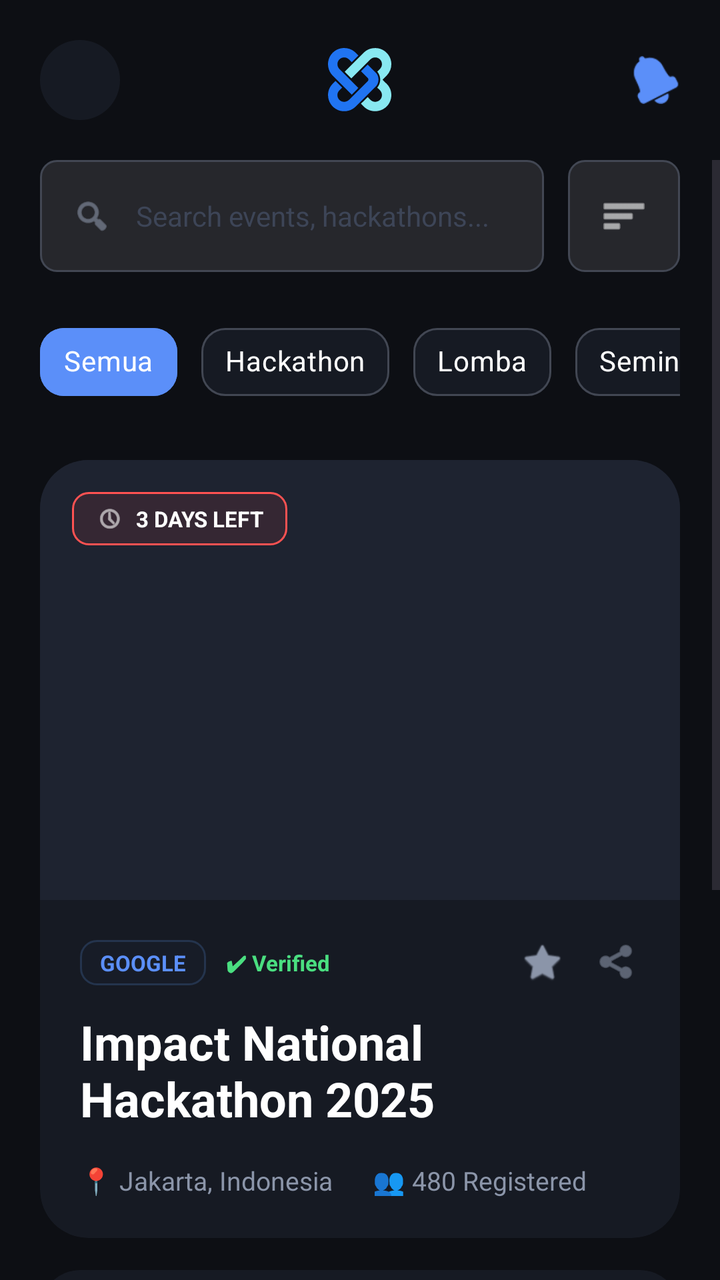
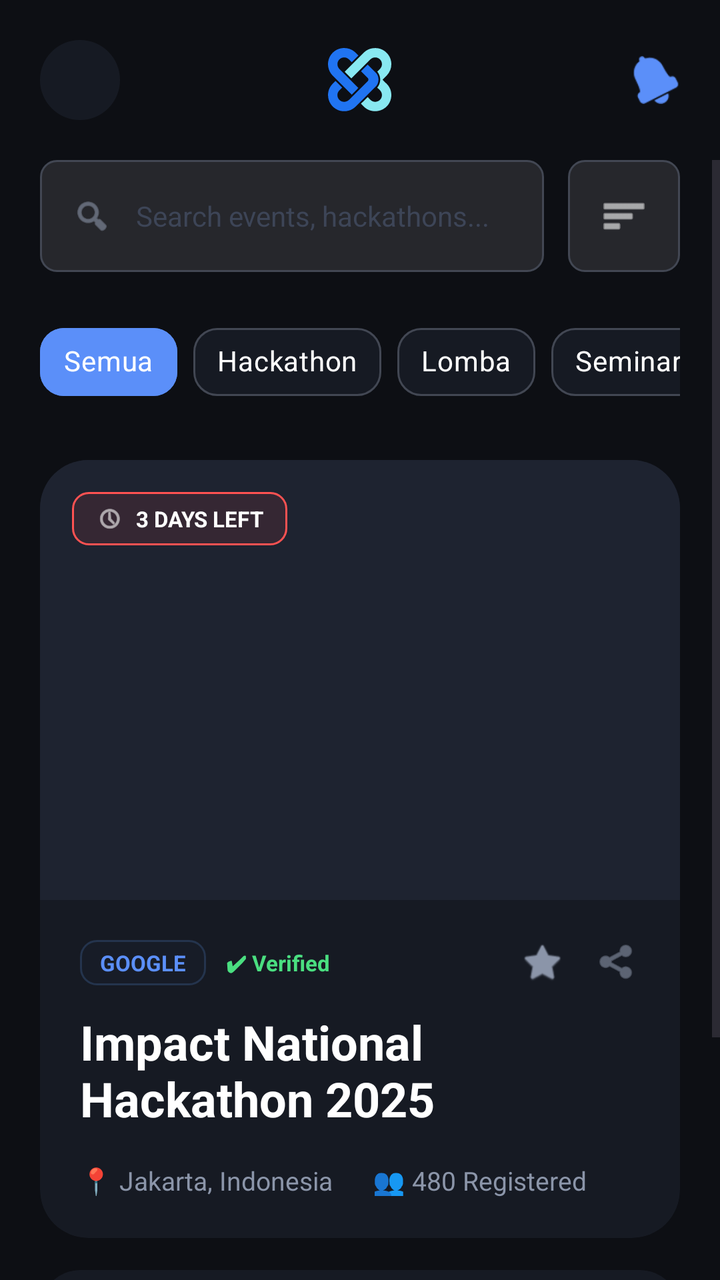

Screens rendered from an Android XML layout before and after an edit, with the pre-edit source and the edit as a unified diff.
<!-- AndroidManifest.xml: application theme Theme.Joko -->
<!-- res/layout/fragment_event.xml -->
<?xml version="1.0" encoding="utf-8"?>
<androidx.constraintlayout.widget.ConstraintLayout xmlns:android="http://schemas.android.com/apk/res/android"
    xmlns:app="http://schemas.android.com/apk/res-auto"
    xmlns:tools="http://schemas.android.com/tools"
    android:layout_width="match_parent"
    android:layout_height="match_parent"
    android:background="@color/bg_base">

    
    <RelativeLayout
        android:id="@+id/header"
        android:layout_width="match_parent"
        android:layout_height="wrap_content"
        android:padding="20dp"
        app:layout_constraintTop_toTopOf="parent">

        <com.google.android.material.imageview.ShapeableImageView
            android:id="@+id/ivProfile"
            android:layout_width="40dp"
            android:layout_height="40dp"
            android:background="@color/bg_surface"
            android:scaleType="centerCrop"
            app:shapeAppearanceOverlay="@style/CircleImage" />

        <ImageView
            android:id="@+id/ivLogo"
            android:layout_width="32dp"
            android:layout_height="32dp"
            android:layout_centerInParent="true"
            android:src="@drawable/ic_logo_joko" />

        <ImageView
            android:id="@+id/btnNotification"
            android:layout_width="24dp"
            android:layout_height="24dp"
            android:layout_alignParentEnd="true"
            android:layout_centerVertical="true"
            android:src="@android:drawable/ic_popup_reminder"
            app:tint="@color/primary" />
    </RelativeLayout>

    
    <ScrollView
        android:layout_width="match_parent"
        android:layout_height="0dp"
        android:fillViewport="true"
        app:layout_constraintBottom_toBottomOf="parent"
        app:layout_constraintTop_toBottomOf="@id/header">

        <LinearLayout
            android:layout_width="match_parent"
            android:layout_height="wrap_content"
            android:orientation="vertical"
            android:paddingHorizontal="20dp"
            android:paddingBottom="32dp">

            
            <LinearLayout
                android:layout_width="match_parent"
                android:layout_height="wrap_content"
                android:gravity="center_vertical"
                android:orientation="horizontal">

                <LinearLayout
                    android:layout_width="0dp"
                    android:layout_height="56dp"
                    android:layout_weight="1"
                    android:background="@drawable/bg_input_field"
                    android:gravity="center_vertical"
                    android:paddingHorizontal="16dp">

                    <ImageView
                        android:layout_width="20dp"
                        android:layout_height="20dp"
                        android:src="@android:drawable/ic_menu_search"
                        app:tint="@color/text_secondary" />

                    <EditText
                        android:layout_width="match_parent"
                        android:layout_height="match_parent"
                        android:layout_marginStart="12dp"
                        android:background="@null"
                        android:hint="Search events, hackathons..."
                        android:inputType="text"
                        android:textColor="@color/white"
                        android:textColorHint="@color/text_disabled"
                        android:textSize="14sp" />
                </LinearLayout>

                <ImageView
                    android:layout_width="56dp"
                    android:layout_height="56dp"
                    android:layout_marginStart="12dp"
                    android:background="@drawable/bg_input_field"
                    android:padding="16dp"
                    android:src="@android:drawable/ic_menu_sort_by_size"
                    app:tint="@color/white" />
            </LinearLayout>

            
            <HorizontalScrollView
                android:layout_width="match_parent"
                android:layout_height="wrap_content"
                android:layout_marginTop="20dp"
                android:scrollbars="none">

                <com.google.android.material.chip.ChipGroup
                    android:id="@+id/cgCategories"
                    android:layout_width="wrap_content"
                    android:layout_height="wrap_content"
                    app:chipSpacingHorizontal="12dp"
                    app:singleSelection="false">

                    <com.google.android.material.chip.Chip
                        android:id="@+id/chipSemua"
                        style="@style/Widget.MaterialComponents.Chip.Filter"
                        android:layout_width="wrap_content"
                        android:layout_height="50dp"
                        android:checkable="true"
                        android:checked="true"
                        android:text="Semua"
                        android:textColor="@color/chip_text_selector"
                        android:textSize="14sp"
                        app:checkedIconVisible="false"
                        app:chipBackgroundColor="@color/chip_bg_selector"
                        app:chipStrokeColor="@color/chip_stroke_selector"
                        app:chipStrokeWidth="1dp"
                        app:chipCornerRadius="12dp" />

                    <com.google.android.material.chip.Chip
                        android:id="@+id/chipHackathon"
                        style="@style/Widget.MaterialComponents.Chip.Filter"
                        android:layout_width="wrap_content"
                        android:layout_height="50dp"
                        android:checkable="true"
                        android:text="Hackathon"
                        android:textColor="@color/chip_text_selector"
                        android:textSize="14sp"
                        app:checkedIconVisible="false"
                        app:chipBackgroundColor="@color/chip_bg_selector"
                        app:chipStrokeColor="@color/chip_stroke_selector"
                        app:chipStrokeWidth="1dp"
                        app:chipCornerRadius="12dp" />

                    <com.google.android.material.chip.Chip
                        android:id="@+id/chipLomba"
                        style="@style/Widget.MaterialComponents.Chip.Filter"
                        android:layout_width="wrap_content"
                        android:layout_height="50dp"
                        android:checkable="true"
                        android:text="Lomba"
                        android:textColor="@color/chip_text_selector"
                        android:textSize="14sp"
                        app:checkedIconVisible="false"
                        app:chipBackgroundColor="@color/chip_bg_selector"
                        app:chipStrokeColor="@color/chip_stroke_selector"
                        app:chipStrokeWidth="1dp"
                        app:chipCornerRadius="12dp" />

                    <com.google.android.material.chip.Chip
                        android:id="@+id/chipSeminar"
                        style="@style/Widget.MaterialComponents.Chip.Filter"
                        android:layout_width="wrap_content"
                        android:layout_height="50dp"
                        android:checkable="true"
                        android:text="Seminar"
                        android:textColor="@color/chip_text_selector"
                        android:textSize="14sp"
                        app:checkedIconVisible="false"
                        app:chipBackgroundColor="@color/chip_bg_selector"
                        app:chipStrokeColor="@color/chip_stroke_selector"
                        app:chipStrokeWidth="1dp"
                        app:chipCornerRadius="12dp" />

                </com.google.android.material.chip.ChipGroup>
            </HorizontalScrollView>

            
            <androidx.cardview.widget.CardView
                android:layout_width="match_parent"
                android:layout_height="wrap_content"
                android:layout_marginTop="24dp"
                app:cardBackgroundColor="@color/bg_surface"
                app:cardCornerRadius="24dp"
                app:cardElevation="0dp">

                <LinearLayout
                    android:layout_width="match_parent"
                    android:layout_height="wrap_content"
                    android:orientation="vertical">

                    <RelativeLayout
                        android:layout_width="match_parent"
                        android:layout_height="220dp">

                        <ImageView
                            android:layout_width="match_parent"
                            android:layout_height="match_parent"
                            android:background="@color/bg_elevated"
                            android:scaleType="centerCrop" />

                        
                        <LinearLayout
                            android:layout_width="wrap_content"
                            android:layout_height="wrap_content"
                            android:layout_margin="16dp"
                            android:background="@drawable/bg_input_field"
                            android:backgroundTint="#FF5252"
                            android:gravity="center_vertical"
                            android:orientation="horizontal"
                            android:paddingHorizontal="12dp"
                            android:paddingVertical="6dp">

                            <ImageView
                                android:layout_width="14dp"
                                android:layout_height="14dp"
                                android:src="@android:drawable/ic_menu_recent_history"
                                app:tint="@color/white" />

                            <TextView
                                android:layout_width="wrap_content"
                                android:layout_height="wrap_content"
                                android:layout_marginStart="6dp"
                                android:text="3 DAYS LEFT"
                                android:textColor="@color/white"
                                android:textSize="11sp"
                                android:textStyle="bold" />
                        </LinearLayout>
                    </RelativeLayout>

                    <LinearLayout
                        android:layout_width="match_parent"
                        android:layout_height="wrap_content"
                        android:orientation="vertical"
                        android:padding="20dp">

                        <RelativeLayout
                            android:layout_width="match_parent"
                            android:layout_height="wrap_content">

                            
                            <LinearLayout
                                android:layout_width="wrap_content"
                                android:layout_height="wrap_content"
                                android:gravity="center_vertical"
                                android:orientation="horizontal">

                                <TextView
                                    android:layout_width="wrap_content"
                                    android:layout_height="wrap_content"
                                    android:background="@drawable/bg_input_field"
                                    android:backgroundTint="#24344D"
                                    android:paddingHorizontal="10dp"
                                    android:paddingVertical="4dp"
                                    android:text="GOOGLE"
                                    android:textColor="@color/primary"
                                    android:textSize="11sp"
                                    android:textStyle="bold" />

                                <TextView
                                    android:layout_width="wrap_content"
                                    android:layout_height="wrap_content"
                                    android:layout_marginStart="10dp"
                                    android:text="✔ Verified"
                                    android:textColor="@color/secondary"
                                    android:textSize="11sp"
                                    android:textStyle="bold" />
                            </LinearLayout>

                            
                            <LinearLayout
                                android:layout_width="wrap_content"
                                android:layout_height="wrap_content"
                                android:layout_alignParentEnd="true"
                                android:orientation="horizontal">

                                <ImageView
                                    android:layout_width="22dp"
                                    android:layout_height="22dp"
                                    android:layout_marginEnd="16dp"
                                    android:src="@android:drawable/btn_star_big_off"
                                    app:tint="@color/text_secondary" />

                                <ImageView
                                    android:layout_width="22dp"
                                    android:layout_height="22dp"
                                    android:src="@android:drawable/ic_menu_share"
                                    app:tint="@color/text_secondary" />
                            </LinearLayout>
                        </RelativeLayout>

                        <TextView
                            android:layout_width="match_parent"
                            android:layout_height="wrap_content"
                            android:layout_marginTop="12dp"
                            android:text="Impact National Hackathon 2025"
                            android:textColor="@color/white"
                            android:textSize="24sp"
                            android:textStyle="bold" />

                        <LinearLayout
                            android:layout_width="match_parent"
                            android:layout_height="wrap_content"
                            android:layout_marginTop="16dp"
                            android:gravity="center_vertical"
                            android:orientation="horizontal">

                            <TextView
                                android:layout_width="wrap_content"
                                android:layout_height="wrap_content"
                                android:text="📍 Jakarta, Indonesia"
                                android:textColor="@color/text_secondary"
                                android:textSize="13sp" />

                            <TextView
                                android:layout_width="wrap_content"
                                android:layout_height="wrap_content"
                                android:layout_marginStart="20dp"
                                android:text="👥 480 Registered"
                                android:textColor="@color/text_secondary"
                                android:textSize="13sp" />
                        </LinearLayout>
                    </LinearLayout>
                </LinearLayout>
            </androidx.cardview.widget.CardView>

            
            <androidx.cardview.widget.CardView
                android:layout_width="match_parent"
                android:layout_height="wrap_content"
                android:layout_marginTop="16dp"
                app:cardBackgroundColor="@color/bg_surface"
                app:cardCornerRadius="20dp"
                app:cardElevation="0dp">

                <LinearLayout
                    android:layout_width="match_parent"
                    android:layout_height="wrap_content"
                    android:orientation="vertical"
                    android:padding="20dp">

                    <RelativeLayout
                        android:layout_width="match_parent"
                        android:layout_height="wrap_content">
                        <TextView
                            android:layout_width="wrap_content"
                            android:layout_height="wrap_content"
                            android:text="COMPETITION"
                            android:textColor="@color/tertiary"
                            android:textSize="11sp"
                            android:textStyle="bold" />
                        <TextView
                            android:layout_width="wrap_content"
                            android:layout_height="wrap_content"
                            android:layout_alignParentEnd="true"
                            android:text="7 days left"
                            android:textColor="@color/text_secondary"
                            android:textSize="11sp" />
                    </RelativeLayout>

                    <TextView
                        android:layout_width="wrap_content"
                        android:layout_height="wrap_content"
                        android:layout_marginTop="8dp"
                        android:text="UI/UX Design Sprint"
                        android:textColor="@color/white"
                        android:textSize="18sp"
                        android:textStyle="bold" />

                    <TextView
                        android:layout_width="match_parent"
                        android:layout_height="wrap_content"
                        android:layout_marginTop="8dp"
                        android:alpha="0.7"
                        android:text="Challenge your creativity in our annual design sprint organized by UI/UX Indo."
                        android:textColor="@color/white"
                        android:textSize="13sp" />
                </LinearLayout>
            </androidx.cardview.widget.CardView>

            
            <androidx.cardview.widget.CardView
                android:layout_width="match_parent"
                android:layout_height="wrap_content"
                android:layout_marginTop="16dp"
                app:cardBackgroundColor="@color/bg_surface"
                app:cardCornerRadius="20dp"
                app:cardElevation="0dp">

                <LinearLayout
                    android:layout_width="match_parent"
                    android:layout_height="wrap_content"
                    android:orientation="vertical"
                    android:padding="20dp">

                    <RelativeLayout
                        android:layout_width="match_parent"
                        android:layout_height="wrap_content">
                        <TextView
                            android:layout_width="wrap_content"
                            android:layout_height="wrap_content"
                            android:text="SEMINAR"
                            android:textColor="@color/secondary"
                            android:textSize="11sp"
                            android:textStyle="bold" />
                        <TextView
                            android:layout_width="wrap_content"
                            android:layout_height="wrap_content"
                            android:layout_alignParentEnd="true"
                            android:text="Tomorrow"
                            android:textColor="@color/text_secondary"
                            android:textSize="11sp" />
                    </RelativeLayout>

                    <TextView
                        android:layout_width="wrap_content"
                        android:layout_height="wrap_content"
                        android:layout_marginTop="8dp"
                        android:text="AI Ethics in 2025"
                        android:textColor="@color/white"
                        android:textSize="18sp"
                        android:textStyle="bold" />

                    <TextView
                        android:layout_width="match_parent"
                        android:layout_height="wrap_content"
                        android:layout_marginTop="8dp"
                        android:alpha="0.7"
                        android:text="Deep dive into the legal and ethical implications of generative AI models."
                        android:textColor="@color/white"
                        android:textSize="13sp" />
                </LinearLayout>
            </androidx.cardview.widget.CardView>

        </LinearLayout>
    </ScrollView>

</androidx.constraintlayout.widget.ConstraintLayout>
<!-- resources referenced by this layout -->
<resources>
  <color name="bg_base">#0D0F14</color>
  <color name="bg_elevated">#1E2330</color>
  <color name="bg_surface">#161A23</color>
  <color name="primary">#5B8FF9</color>
  <color name="secondary">#4ADE80</color>
  <color name="tertiary">#D87F08</color>
  <color name="text_disabled">#3D4557</color>
  <color name="text_secondary">#8B95A9</color>
  <color name="white">#FFFFFFFF</color>
  <!-- drawable bg_input_field (drawable) -->
  <?xml version="1.0" encoding="utf-8"?>
  <shape xmlns:android="http://schemas.android.com/apk/res/android">
      <solid android:color="#1AFFFFFF" />
      <corners android:radius="8dp" />
      <stroke android:width="1dp" android:color="@color/outline_variant" />
  </shape>
  <!-- drawable ic_logo_joko: vector/xml drawable (drawable, 3672 chars, omitted) -->
  <style name="CircleImage">
          <item name="cornerSize">50%</item>
      </style>
  <style name="Theme.Joko" parent="Base.Theme.Joko" />
  <color name="outline_variant">#424753</color>
  <style name="Base.Theme.Joko" parent="Theme.Material3.DayNight.NoActionBar">
          <item name="colorPrimary">@color/primary</item>
          <item name="android:statusBarColor">@color/bg_base</item>
          <item name="android:windowBackground">@color/bg_base</item>
  
          
          <item name="fontFamily">@font/font_body</item>
  
          <item name="textAppearanceHeadlineLarge">@style/TextAppearance.App.HeadlineLarge</item>
          <item name="textAppearanceHeadlineMedium">@style/TextAppearance.App.HeadlineMedium</item>
          <item name="textAppearanceHeadlineSmall">@style/TextAppearance.App.HeadlineSmall</item>
          <item name="textAppearanceTitleLarge">@style/TextAppearance.App.TitleLarge</item>
      </style>
  <style name="TextAppearance.App.HeadlineLarge" parent="TextAppearance.Material3.HeadlineLarge">
          <item name="fontFamily">@font/font_headlines</item>
          <item name="android:fontFamily">@font/font_headlines</item>
      </style>
  <style name="TextAppearance.App.HeadlineMedium" parent="TextAppearance.Material3.HeadlineMedium">
          <item name="fontFamily">@font/font_headlines</item>
          <item name="android:fontFamily">@font/font_headlines</item>
      </style>
  <style name="TextAppearance.App.HeadlineSmall" parent="TextAppearance.Material3.HeadlineSmall">
          <item name="fontFamily">@font/font_headlines</item>
          <item name="android:fontFamily">@font/font_headlines</item>
      </style>
  <style name="TextAppearance.App.TitleLarge" parent="TextAppearance.Material3.TitleLarge">
          <item name="fontFamily">@font/font_headlines</item>
          <item name="android:fontFamily">@font/font_headlines</item>
          <item name="android:textStyle">bold</item>
      </style>
</resources>

<!-- the commit's change to res/layout/fragment_event.xml (unified diff, before → after) -->
@@ -39,7 +39,6 @@
             app:tint="@color/primary" />
     </RelativeLayout>
 
-    
     <ScrollView
         android:layout_width="match_parent"
         android:layout_height="0dp"
@@ -108,7 +107,7 @@
                     android:id="@+id/cgCategories"
                     android:layout_width="wrap_content"
                     android:layout_height="wrap_content"
-                    app:chipSpacingHorizontal="12dp"
+                    app:chipSpacingHorizontal="8dp"
                     app:singleSelection="false">
 
                     <com.google.android.material.chip.Chip
@@ -120,7 +119,6 @@
                         android:checked="true"
                         android:text="Semua"
                         android:textColor="@color/chip_text_selector"
-                        android:textSize="14sp"
                         app:checkedIconVisible="false"
                         app:chipBackgroundColor="@color/chip_bg_selector"
                         app:chipStrokeColor="@color/chip_stroke_selector"
@@ -135,7 +133,6 @@
                         android:checkable="true"
                         android:text="Hackathon"
                         android:textColor="@color/chip_text_selector"
-                        android:textSize="14sp"
                         app:checkedIconVisible="false"
                         app:chipBackgroundColor="@color/chip_bg_selector"
                         app:chipStrokeColor="@color/chip_stroke_selector"
@@ -150,7 +147,6 @@
                         android:checkable="true"
                         android:text="Lomba"
                         android:textColor="@color/chip_text_selector"
-                        android:textSize="14sp"
                         app:checkedIconVisible="false"
                         app:chipBackgroundColor="@color/chip_bg_selector"
                         app:chipStrokeColor="@color/chip_stroke_selector"
@@ -165,7 +161,6 @@
                         android:checkable="true"
                         android:text="Seminar"
                         android:textColor="@color/chip_text_selector"
-                        android:textSize="14sp"
                         app:checkedIconVisible="false"
                         app:chipBackgroundColor="@color/chip_bg_selector"
                         app:chipStrokeColor="@color/chip_stroke_selector"
@@ -177,9 +172,13 @@
 
             
             <androidx.cardview.widget.CardView
+                android:id="@+id/cvImpactHackathon"
                 android:layout_width="match_parent"
                 android:layout_height="wrap_content"
                 android:layout_marginTop="24dp"
+                android:clickable="true"
+                android:focusable="true"
+                android:foreground="?android:attr/selectableItemBackground"
                 app:cardBackgroundColor="@color/bg_surface"
                 app:cardCornerRadius="24dp"
                 app:cardElevation="0dp">
@@ -187,7 +186,8 @@
                 <LinearLayout
                     android:layout_width="match_parent"
                     android:layout_height="wrap_content"
-                    android:orientation="vertical">
+                    android:orientation="vertical"
+                    android:duplicateParentState="true">
 
                     <RelativeLayout
                         android:layout_width="match_parent"
@@ -199,7 +199,6 @@
                             android:background="@color/bg_elevated"
                             android:scaleType="centerCrop" />
 
-                        
                         <LinearLayout
                             android:layout_width="wrap_content"
                             android:layout_height="wrap_content"
@@ -267,7 +266,6 @@
                                     android:textStyle="bold" />
                             </LinearLayout>
 
-                            
                             <LinearLayout
                                 android:layout_width="wrap_content"
                                 android:layout_height="wrap_content"
@@ -378,60 +376,6 @@
                 </LinearLayout>
             </androidx.cardview.widget.CardView>
 
-            
-            <androidx.cardview.widget.CardView
-                android:layout_width="match_parent"
-                android:layout_height="wrap_content"
-                android:layout_marginTop="16dp"
-                app:cardBackgroundColor="@color/bg_surface"
-                app:cardCornerRadius="20dp"
-                app:cardElevation="0dp">
-
-                <LinearLayout
-                    android:layout_width="match_parent"
-                    android:layout_height="wrap_content"
-                    android:orientation="vertical"
-                    android:padding="20dp">
-
-                    <RelativeLayout
-                        android:layout_width="match_parent"
-                        android:layout_height="wrap_content">
-                        <TextView
-                            android:layout_width="wrap_content"
-                            android:layout_height="wrap_content"
-                            android:text="SEMINAR"
-                            android:textColor="@color/secondary"
-                            android:textSize="11sp"
-                            android:textStyle="bold" />
-                        <TextView
-                            android:layout_width="wrap_content"
-                            android:layout_height="wrap_content"
-                            android:layout_alignParentEnd="true"
-                            android:text="Tomorrow"
-                            android:textColor="@color/text_secondary"
-                            android:textSize="11sp" />
-                    </RelativeLayout>
-
-                    <TextView
-                        android:layout_width="wrap_content"
-                        android:layout_height="wrap_content"
-                        android:layout_marginTop="8dp"
-                        android:text="AI Ethics in 2025"
-                        android:textColor="@color/white"
-                        android:textSize="18sp"
-                        android:textStyle="bold" />
-
-                    <TextView
-                        android:layout_width="match_parent"
-                        android:layout_height="wrap_content"
-                        android:layout_marginTop="8dp"
-                        android:alpha="0.7"
-                        android:text="Deep dive into the legal and ethical implications of generative AI models."
-                        android:textColor="@color/white"
-                        android:textSize="13sp" />
-                </LinearLayout>
-            </androidx.cardview.widget.CardView>
-
         </LinearLayout>
     </ScrollView>
 
